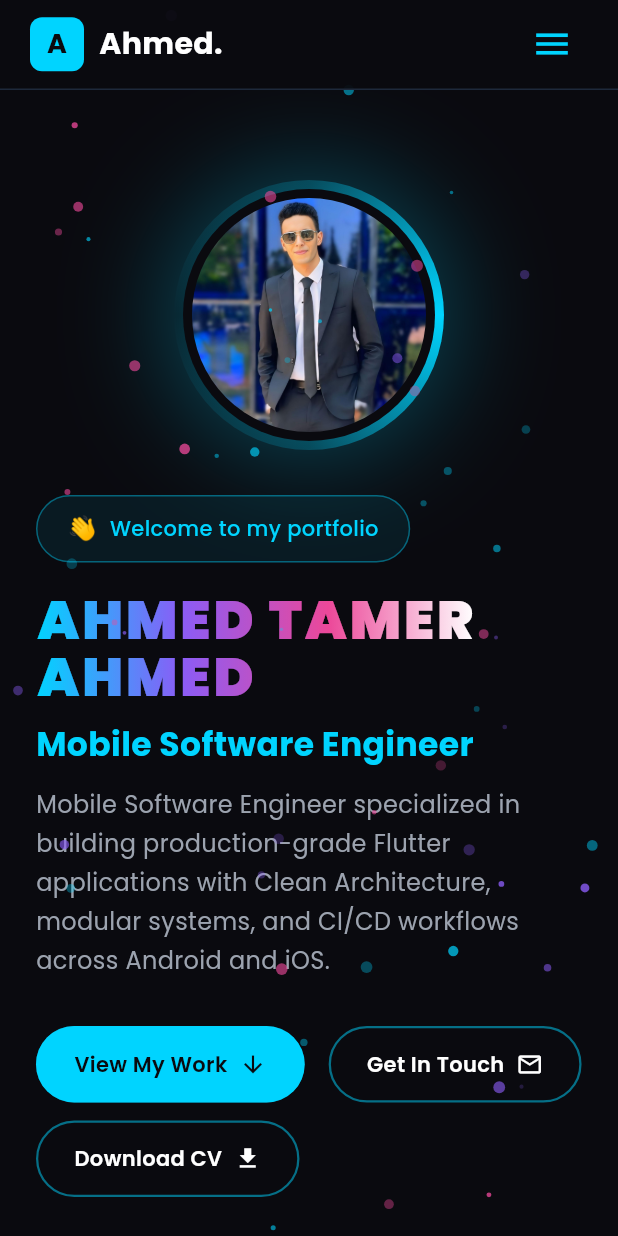
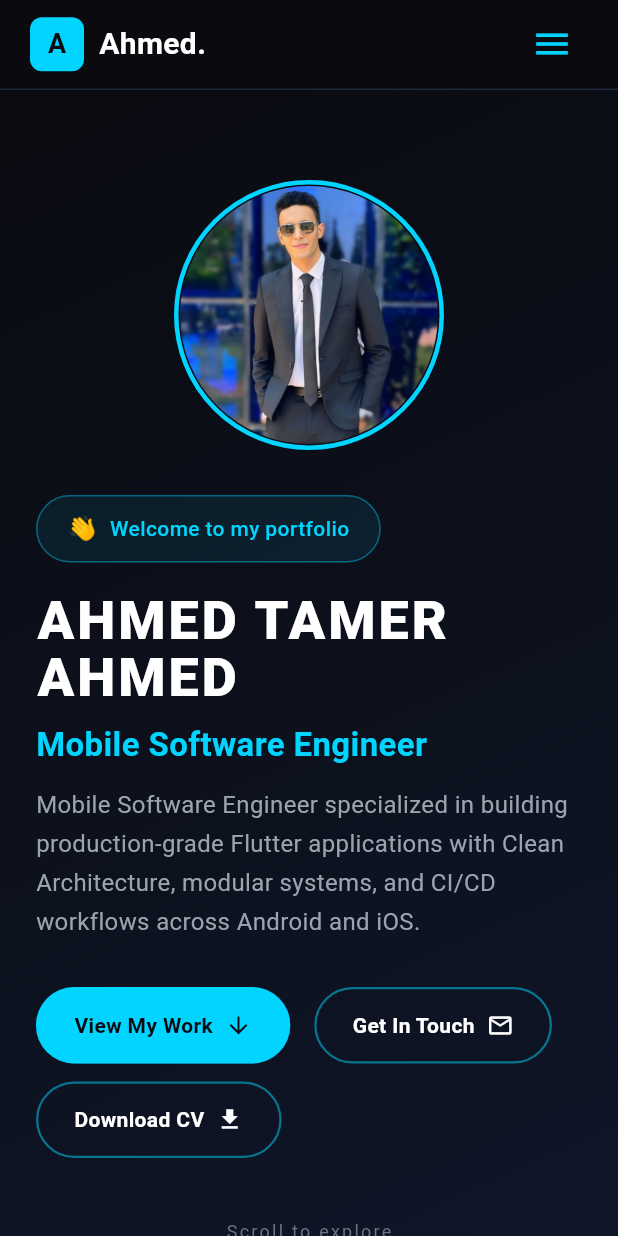
Before and after one commit to atamer7112002/flutter_portfolio, a Flutter app: the screen it shows after launch, on a phone screen of 412 x 824 dp. Run offline on Flutter 3.47's test engine with Material 3 defaults, Android fonts, the phone set to English and light mode, and no system bars; our stand-ins replace font_awesome_flutter, visibility_detector.

Commit message:
Removed continuous particle and scroll animations, shader mask, heavy glow, and unused dependencies. Isolated navbar state to prevent full-page rebuilds during scrolling. Added reduced-motion support to all entrance animations. Removed runtime Google Fonts loading and adopted lightweight system typography. Updated experience, projects, skills, education, certifications, contact details, metadata, and GitHub profile. Added verified direct Google Play and App Store buttons for BayToStay and Masane3 Online. Fixed “View My Work” navigating to the wrong section. Added image decode sizing, responsive project-card heights, updated web metadata, and a relevant widget test. Removed the non-functional theme button and obsolete particle component.

```diff
--- a/lib/main.dart
+++ b/lib/main.dart
@@ -1,5 +1,4 @@
 import 'package:flutter/material.dart';
-import 'package:google_fonts/google_fonts.dart';
 import 'utils/constants.dart';
 import 'widgets/navbar.dart';
 import 'sections/hero_section.dart';
@@ -21,16 +20,15 @@ class MyApp extends StatelessWidget {
   @override
   Widget build(BuildContext context) {
     return MaterialApp(
-      title: 'Ahmed Tamer — Flutter Developer',
+      title: 'Ahmed Tamer — Mobile Software Engineer',
       debugShowCheckedModeBanner: false,
       theme: ThemeData(
         primaryColor: AppColors.primary,
         scaffoldBackgroundColor: AppColors.background,
-        textTheme: GoogleFonts.poppinsTextTheme(
-          Theme.of(context).textTheme.apply(
-            bodyColor: AppColors.textPrimary,
-            displayColor: AppColors.textPrimary,
-          ),
+        fontFamily: 'Arial',
+        textTheme: Theme.of(context).textTheme.apply(
+          bodyColor: AppColors.textPrimary,
+          displayColor: AppColors.textPrimary,
         ),
         colorScheme: ColorScheme.fromSeed(
           seedColor: AppColors.primary,
@@ -54,7 +52,8 @@ class HomePage extends StatefulWidget {
 class _HomePageState extends State<HomePage> {
   final ScrollController _scrollController = ScrollController();
   final List<GlobalKey> _sectionKeys = List.generate(8, (_) => GlobalKey());
-  int _currentSection = 0;
+  final ValueNotifier<int> _currentSection = ValueNotifier(0);
+  bool _scrollCheckScheduled = false;
 
   @override
   void initState() {
@@ -66,23 +65,27 @@ class _HomePageState extends State<HomePage> {
   void dispose() {
     _scrollController.removeListener(_onScroll);
     _scrollController.dispose();
+    _currentSection.dispose();
     super.dispose();
   }
 
   void _onScroll() {
-    for (int i = _sectionKeys.length - 1; i >= 0; i--) {
-      final key = _sectionKeys[i];
-      if (key.currentContext != null) {
-        final box = key.currentContext!.findRenderObject() as RenderBox;
-        final position = box.localToGlobal(Offset.zero);
-        if (position.dy <= 150) {
-          if (_currentSection != i) {
-            setState(() => _currentSection = i);
+    if (_scrollCheckScheduled) return;
+    _scrollCheckScheduled = true;
+    WidgetsBinding.instance.addPostFrameCallback((_) {
+      _scrollCheckScheduled = false;
+      if (!mounted) return;
+      for (int i = _sectionKeys.length - 1; i >= 0; i--) {
+        final renderObject = _sectionKeys[i].currentContext?.findRenderObject();
+        if (renderObject is RenderBox &&
+            renderObject.localToGlobal(Offset.zero).dy <= 150) {
+          if (_currentSection.value != i) {
+            _currentSection.value = i;
           }
           break;
         }
       }
-    }
+    });
   }
 
   void _scrollToSection(int index) {
@@ -108,7 +111,7 @@ class _HomePageState extends State<HomePage> {
                 _buildKeyedSection(
                   0,
                   HeroSection(
-                    onViewWork: () => _scrollToSection(6),
+                    onViewWork: () => _scrollToSection(3),
                     onContact: () => _scrollToSection(7),
                   ),
                 ),
@@ -126,9 +129,12 @@ class _HomePageState extends State<HomePage> {
             top: 0,
             left: 0,
             right: 0,
-            child: NavBar(
-              onNavTap: _scrollToSection,
-              currentIndex: _currentSection,
+            child: ValueListenableBuilder<int>(
+              valueListenable: _currentSection,
+              builder: (context, currentSection, _) => NavBar(
+                onNavTap: _scrollToSection,
+                currentIndex: currentSection,
+              ),
             ),
           ),
         ],
--- a/lib/sections/hero_section.dart
+++ b/lib/sections/hero_section.dart
@@ -1,9 +1,7 @@
 import 'package:flutter/material.dart';
-import 'package:google_fonts/google_fonts.dart';
 import 'package:url_launcher/url_launcher.dart';
 import '../utils/constants.dart';
 import '../utils/responsive_layout.dart';
-import '../widgets/particle_background.dart';
 
 class HeroSection extends StatefulWidget {
   final VoidCallback? onViewWork;
@@ -16,16 +14,14 @@ class HeroSection extends StatefulWidget {
 }
 
 class _HeroSectionState extends State<HeroSection>
-    with TickerProviderStateMixin {
+    with SingleTickerProviderStateMixin {
   late AnimationController _fadeController;
-  late AnimationController _scrollIndicatorController;
   late Animation<double> _badgeFade;
   late Animation<double> _nameFade;
   late Animation<double> _titleFade;
   late Animation<double> _bioFade;
   late Animation<double> _buttonsFade;
   late Animation<double> _imageFade;
-  late Animation<double> _scrollBounce;
 
   @override
   void initState() {
@@ -73,34 +69,37 @@ class _HeroSectionState extends State<HeroSection>
       ),
     );
 
-    _scrollIndicatorController = AnimationController(
-      duration: const Duration(milliseconds: 1500),
-      vsync: this,
-    )..repeat(reverse: true);
-
-    _scrollBounce = Tween<double>(begin: 0, end: 10).animate(
-      CurvedAnimation(
-        parent: _scrollIndicatorController,
-        curve: Curves.easeInOut,
-      ),
-    );
-
+    WidgetsBinding.instance.addPostFrameCallback((_) {
+      if (!mounted) return;
+      if (MediaQuery.disableAnimationsOf(context)) {
+        _fadeController.value = 1;
+      } else {
         _fadeController.forward();
+      }
+    });
   }
 
   @override
   void dispose() {
     _fadeController.dispose();
-    _scrollIndicatorController.dispose();
     super.dispose();
   }
 
   @override
   Widget build(BuildContext context) {
-    return ParticleBackground(
+    return RepaintBoundary(
+      child: DecoratedBox(
+        decoration: const BoxDecoration(
+          gradient: LinearGradient(
+            begin: Alignment.topLeft,
+            end: Alignment.bottomRight,
+            colors: [AppColors.background, AppColors.surfaceDark],
+          ),
+        ),
         child: ResponsiveLayout(
           mobile: _buildMobileHero(),
           desktop: _buildDesktopHero(),
+        ),
       ),
     );
   }
@@ -193,7 +192,7 @@ class _HeroSectionState extends State<HeroSection>
             const SizedBox(width: 8),
             Text(
               'Welcome to my portfolio',
-              style: GoogleFonts.poppins(
+              style: TextStyle(
                 fontSize: 14,
                 fontWeight: FontWeight.w500,
                 color: AppColors.primary,
@@ -208,17 +207,14 @@ class _HeroSectionState extends State<HeroSection>
   Widget _buildName({double fontSize = 72}) {
     return FadeTransition(
       opacity: _nameFade,
-      child: ShaderMask(
-        shaderCallback: (bounds) => AppColors.nameGradient.createShader(bounds),
       child: Text(
           'AHMED TAMER\nAHMED',
-          style: GoogleFonts.poppins(
+          style: TextStyle(
             fontSize: fontSize,
             fontWeight: FontWeight.w900,
-            color: Colors.white,
+            color: AppColors.textPrimary,
             height: 1.05,
             letterSpacing: 2,
-          ),
           ),
       ),
     );
@@ -229,7 +225,7 @@ class _HeroSectionState extends State<HeroSection>
       opacity: _titleFade,
       child: Text(
         'Mobile Software Engineer',
-        style: GoogleFonts.poppins(
+        style: TextStyle(
           fontSize: fontSize,
           fontWeight: FontWeight.bold,
           color: AppColors.primary,
@@ -243,7 +239,7 @@ class _HeroSectionState extends State<HeroSection>
       opacity: _bioFade,
       child: Text(
         'Mobile Software Engineer specialized in building production-grade Flutter applications with Clean Architecture, modular systems, and CI/CD workflows across Android and iOS.',
-        style: GoogleFonts.poppins(
+        style: TextStyle(
           fontSize: 16,
           color: AppColors.textSecondary,
           height: 1.6,
@@ -293,51 +289,20 @@ class _HeroSectionState extends State<HeroSection>
           height: size,
           decoration: BoxDecoration(
             shape: BoxShape.circle,
-            boxShadow: [
-              BoxShadow(
-                color: AppColors.primary.withValues(alpha: 0.3),
-                blurRadius: 60,
-                spreadRadius: 5,
-              ),
-            ],
+            border: Border.all(color: AppColors.primary, width: 3),
           ),
           child: Stack(
             alignment: Alignment.center,
             children: [
-              // Outer glow ring
-              Container(
-                width: size,
-                height: size,
-                decoration: BoxDecoration(
-                  shape: BoxShape.circle,
-                  gradient: SweepGradient(
-                    colors: [
-                      AppColors.primary,
-                      AppColors.primary.withValues(alpha: 0.2),
-                      AppColors.primary.withValues(alpha: 0),
-                      AppColors.primary.withValues(alpha: 0.2),
-                      AppColors.primary,
-                    ],
-                  ),
-                ),
-              ),
-              // Dark inner circle
-              Container(
-                width: size - 12,
-                height: size - 12,
-                decoration: const BoxDecoration(
-                  shape: BoxShape.circle,
-                  color: AppColors.background,
-                ),
-              ),
               // Profile image
               ClipOval(
                 child: SizedBox(
-                  width: size - 24,
-                  height: size - 24,
+                  width: size - 8,
+                  height: size - 8,
                   child: Image.asset(
                     'assets/images/profile.jpg',
                     fit: BoxFit.cover,
+                    cacheWidth: size >= 250 ? 600 : 360,
                     errorBuilder: (context, error, stackTrace) => Container(
                       color: AppColors.cardBackground,
                       child: Icon(
@@ -357,16 +322,11 @@ class _HeroSectionState extends State<HeroSection>
   }
 
   Widget _buildScrollIndicator() {
-    return AnimatedBuilder(
-      animation: _scrollBounce,
-      builder: (context, child) {
-        return Transform.translate(
-          offset: Offset(0, _scrollBounce.value),
-          child: Column(
+    return Column(
       children: [
         Text(
           'Scroll to explore',
-                style: GoogleFonts.poppins(
+          style: TextStyle(
             fontSize: 12,
             color: AppColors.textMuted,
             letterSpacing: 1.5,
@@ -393,9 +353,6 @@ class _HeroSectionState extends State<HeroSection>
           ),
         ),
       ],
-          ),
-        );
-      },
     );
   }
 
@@ -457,7 +414,7 @@ class _HeroButtonState extends State<_HeroButton> {
             children: [
               Text(
                 widget.label,
-                style: GoogleFonts.poppins(
+                style: TextStyle(
                   fontSize: 14,
                   fontWeight: FontWeight.w600,
                   color: widget.isPrimary
--- a/lib/widgets/navbar.dart
+++ b/lib/widgets/navbar.dart
@@ -1,5 +1,4 @@
 import 'package:flutter/material.dart';
-import 'package:google_fonts/google_fonts.dart';
 import '../utils/constants.dart';
 import '../utils/responsive_layout.dart';
 
@@ -53,8 +52,6 @@ class _NavBarState extends State<NavBar> {
             children: [
               // Only show key nav items on desktop
               ..._buildDesktopNavItems(),
-              const SizedBox(width: 20),
-              _buildThemeToggle(),
             ],
           ),
         ],
@@ -86,7 +83,7 @@ class _NavBarState extends State<NavBar> {
             onTap: () => widget.onNavTap(index),
             child: Text(
               label,
-              style: GoogleFonts.poppins(
+              style: TextStyle(
                 fontSize: 15,
                 fontWeight: FontWeight.w500,
                 color: isActive || isHovered
@@ -117,7 +114,7 @@ class _NavBarState extends State<NavBar> {
               child: Center(
                 child: Text(
                   'A',
-                  style: GoogleFonts.poppins(
+                  style: TextStyle(
                     fontSize: 18,
                     fontWeight: FontWeight.bold,
                     color: AppColors.background,
@@ -128,7 +125,7 @@ class _NavBarState extends State<NavBar> {
             const SizedBox(width: 10),
             Text(
               'Ahmed.',
-              style: GoogleFonts.poppins(
+              style: TextStyle(
                 fontSize: 20,
                 fontWeight: FontWeight.bold,
                 color: AppColors.textPrimary,
@@ -136,22 +133,6 @@ class _NavBarState extends State<NavBar> {
             ),
           ],
         ),
-      ),
-    );
-  }
-
-  Widget _buildThemeToggle() {
-    return Container(
-      width: 40,
-      height: 40,
-      decoration: BoxDecoration(
-        border: Border.all(color: AppColors.border, width: 1),
-        borderRadius: BorderRadius.circular(10),
-      ),
-      child: const Icon(
-        Icons.wb_sunny_outlined,
-        color: AppColors.textSecondary,
-        size: 20,
       ),
     );
   }
@@ -205,7 +186,7 @@ class _NavBarState extends State<NavBar> {
               (index) => ListTile(
                 title: Text(
                   _navItems[index],
-                  style: GoogleFonts.poppins(
+                  style: TextStyle(
                     fontSize: 16,
                     fontWeight: FontWeight.w500,
                     color: widget.currentIndex == index
--- a/lib/widgets/particle_background.dart
+++ /dev/null
@@ -1,127 +0,0 @@
-import 'dart:math';
-import 'package:flutter/material.dart';
-import '../utils/constants.dart';
-
-/// Animated particle/dots background for hero section
-class ParticleBackground extends StatefulWidget {
-  final Widget child;
-
-  const ParticleBackground({super.key, required this.child});
-
-  @override
-  State<ParticleBackground> createState() => _ParticleBackgroundState();
-}
-
-class _ParticleBackgroundState extends State<ParticleBackground>
-    with SingleTickerProviderStateMixin {
-  late AnimationController _controller;
-  late List<Particle> _particles;
-  final Random _random = Random();
-
-  @override
-  void initState() {
-    super.initState();
-    _particles = List.generate(60, (_) => _createParticle());
-    _controller = AnimationController(
-      vsync: this,
-      duration: const Duration(seconds: 10),
-    )..repeat();
-  }
-
-  Particle _createParticle() {
-    final colors = [
-      AppColors.particleCyan,
-      AppColors.particlePink,
-      AppColors.particlePurple,
-      AppColors.primary.withValues(alpha: 0.6),
-    ];
-    return Particle(
-      x: _random.nextDouble(),
-      y: _random.nextDouble(),
-      size: _random.nextDouble() * 3 + 1,
-      speedX: (_random.nextDouble() - 0.5) * 0.002,
-      speedY: (_random.nextDouble() - 0.5) * 0.002,
-      color: colors[_random.nextInt(colors.length)],
-      opacity: _random.nextDouble() * 0.6 + 0.2,
-    );
-  }
-
-  @override
-  void dispose() {
-    _controller.dispose();
-    super.dispose();
-  }
-
-  @override
-  Widget build(BuildContext context) {
-    return Stack(
-      children: [
-        // widget.child is non-positioned → determines the Stack's size
-        widget.child,
-        // Positioned.fill stretches to match the Stack's resolved size,
-        // giving CustomPaint finite constraints instead of Size.infinite.
-        Positioned.fill(
-          child: IgnorePointer(
-            child: AnimatedBuilder(
-              animation: _controller,
-              builder: (context, child) {
-                // Update particle positions
-                for (var p in _particles) {
-                  p.x += p.speedX;
-                  p.y += p.speedY;
-                  if (p.x < 0 || p.x > 1) p.speedX *= -1;
-                  if (p.y < 0 || p.y > 1) p.speedY *= -1;
-                }
-                return CustomPaint(painter: _ParticlePainter(_particles));
-              },
-            ),
-          ),
-        ),
-      ],
-    );
-  }
-}
-
-class Particle {
-  double x;
-  double y;
-  double size;
-  double speedX;
-  double speedY;
-  Color color;
-  double opacity;
-
-  Particle({
-    required this.x,
-    required this.y,
-    required this.size,
-    required this.speedX,
-    required this.speedY,
-    required this.color,
-    required this.opacity,
-  });
-}
-
-class _ParticlePainter extends CustomPainter {
-  final List<Particle> particles;
-
-  _ParticlePainter(this.particles);
-
-  @override
-  void paint(Canvas canvas, Size size) {
-    for (var particle in particles) {
-      final paint = Paint()
-        ..color = particle.color.withValues(alpha: particle.opacity)
-        ..style = PaintingStyle.fill;
-
-      canvas.drawCircle(
-        Offset(particle.x * size.width, particle.y * size.height),
-        particle.size,
-        paint,
-      );
-    }
-  }
-
-  @override
-  bool shouldRepaint(covariant CustomPainter oldDelegate) => true;
-}
--- a/pubspec.yaml
+++ b/pubspec.yaml
@@ -1,5 +1,5 @@
 name: flutter_portfolio
-description: "A new Flutter project."
+description: "Ahmed Tamer's performance-focused Flutter Web portfolio."
 # The following line prevents the package from being accidentally published to
 # pub.dev using `flutter pub publish`. This is preferred for private packages.
 publish_to: 'none' # Remove this line if you wish to publish to pub.dev
@@ -31,8 +31,6 @@ dependencies:
   flutter:
     sdk: flutter
 
-  cupertino_icons: ^1.0.8
-  google_fonts: ^6.2.1
   url_launcher: ^6.3.1
   font_awesome_flutter: ^10.7.0
   visibility_detector: ^0.4.0+2
```
Also changed, not shown: lib/sections/about_section.dart (+20 -17 lines), lib/sections/certifications_section.dart (+12 -15 lines), lib/sections/contact_section.dart (+24 -21 lines), lib/sections/education_section.dart (+12 -9 lines), lib/sections/experience_section.dart (+27 -38 lines), lib/sections/projects_section.dart (+81 -18 lines), lib/sections/skills_section.dart (+9 -6 lines), 4 other files. Lines whose indentation alone changed are shown as unchanged.
